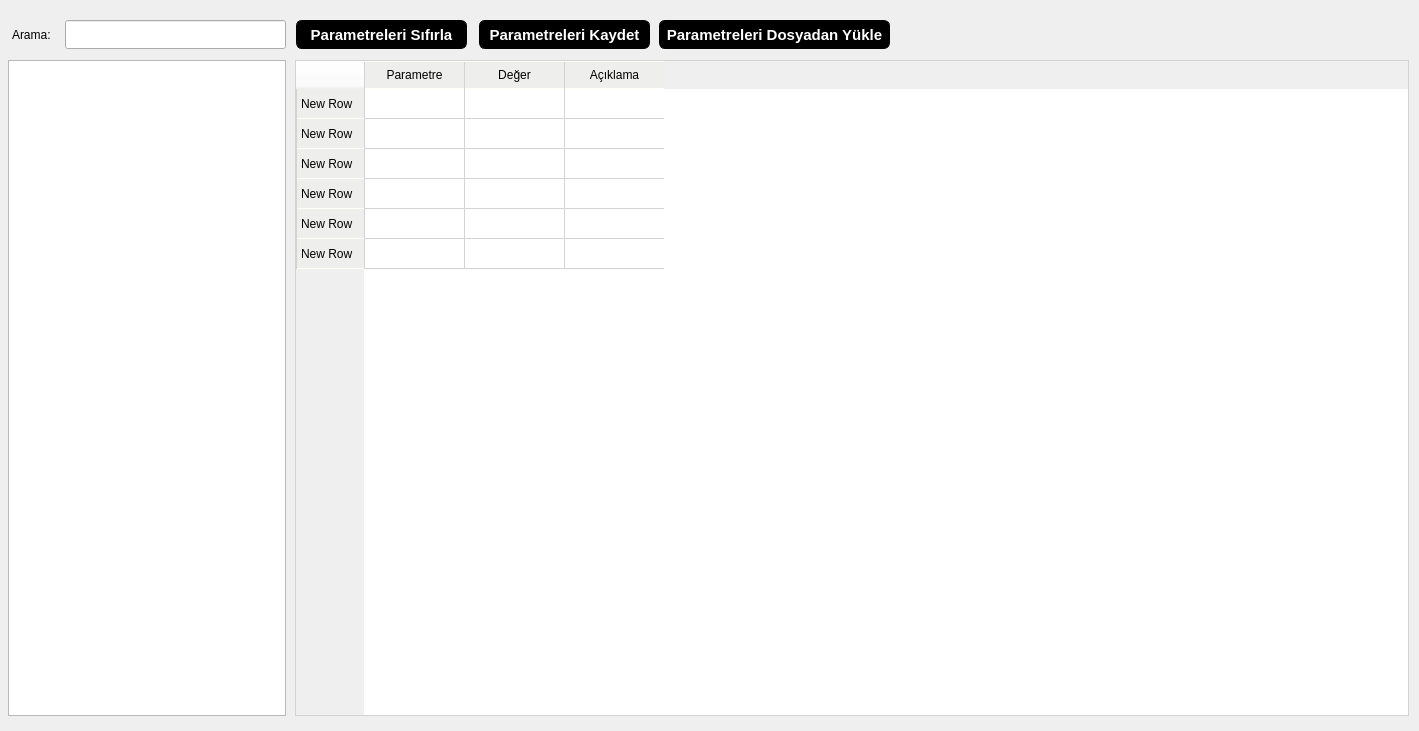
Qt form parameters_design.ui (hurturkiha/otopilot-arayuzu) before a commit.
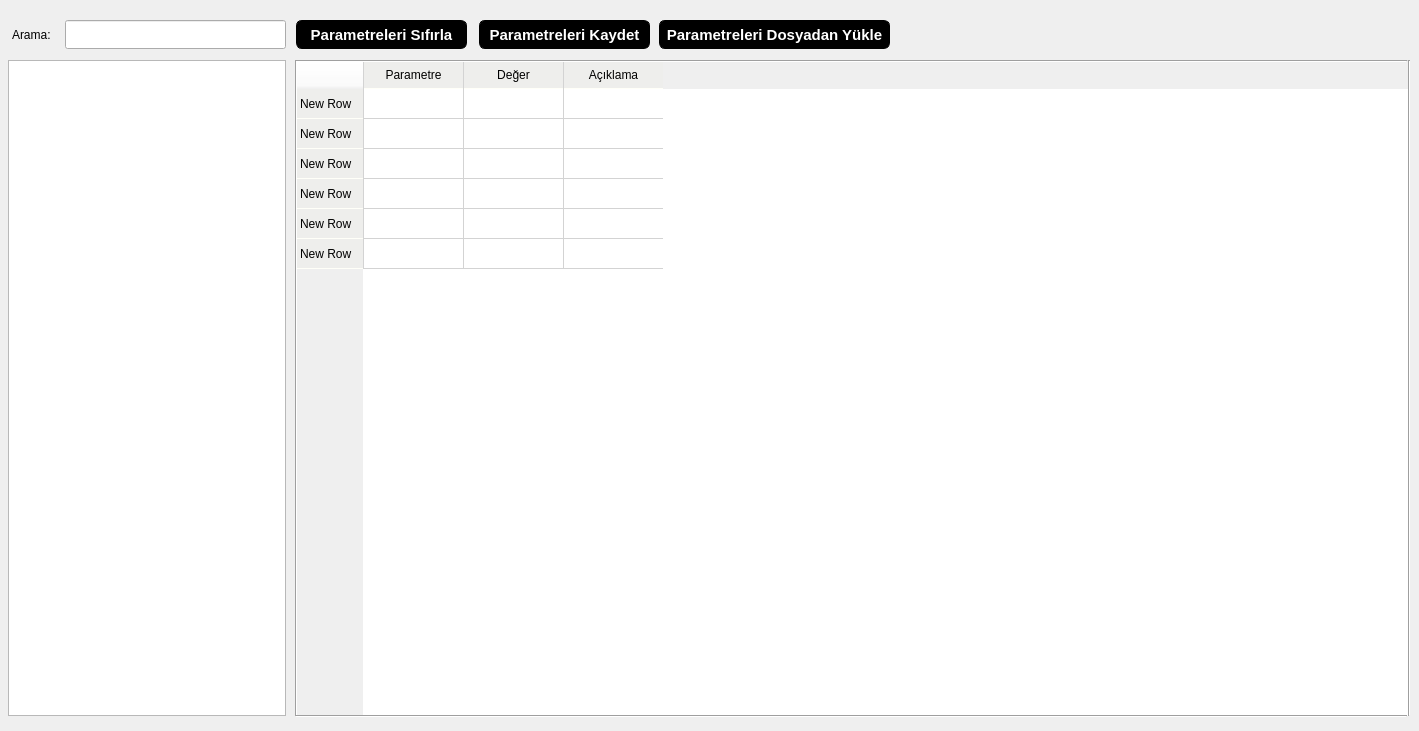
The same form after that commit.

Patch:
```diff
--- a/parameters_design.ui
+++ b/parameters_design.ui
@@ -194,7 +194,8 @@
    </property>
    <property name="styleSheet">
     <string notr="true">QTableWidget{
-	border: 1px solid lightgray;
+	border-top: 1px solid lightgray;
+	border-right: 1px solid lightgray;
 	outline: 0;
 	selection-background-color: white;
 }
@@ -434,6 +435,64 @@
     <string>Parametreleri Dosyadan Yükle</string>
    </property>
   </widget>
+  <widget class="Line" name="line">
+   <property name="geometry">
+    <rect>
+     <x>286</x>
+     <y>60</y>
+     <width>20</width>
+     <height>656</height>
+    </rect>
+   </property>
+   <property name="styleSheet">
+    <string notr="true"/>
+   </property>
+   <property name="orientation">
+    <enum>Qt::Vertical</enum>
+   </property>
+  </widget>
+  <widget class="Line" name="line_3">
+   <property name="geometry">
+    <rect>
+     <x>296</x>
+     <y>51</y>
+     <width>1111</width>
+     <height>21</height>
+    </rect>
+   </property>
+   <property name="orientation">
+    <enum>Qt::Horizontal</enum>
+   </property>
+  </widget>
+  <widget class="Line" name="line_2">
+   <property name="geometry">
+    <rect>
+     <x>1399</x>
+     <y>60</y>
+     <width>20</width>
+     <height>656</height>
+    </rect>
+   </property>
+   <property name="styleSheet">
+    <string notr="true"/>
+   </property>
+   <property name="orientation">
+    <enum>Qt::Vertical</enum>
+   </property>
+  </widget>
+  <widget class="Line" name="line_4">
+   <property name="geometry">
+    <rect>
+     <x>296</x>
+     <y>706</y>
+     <width>1111</width>
+     <height>21</height>
+    </rect>
+   </property>
+   <property name="orientation">
+    <enum>Qt::Horizontal</enum>
+   </property>
+  </widget>
  </widget>
  <resources/>
  <connections/>
```
